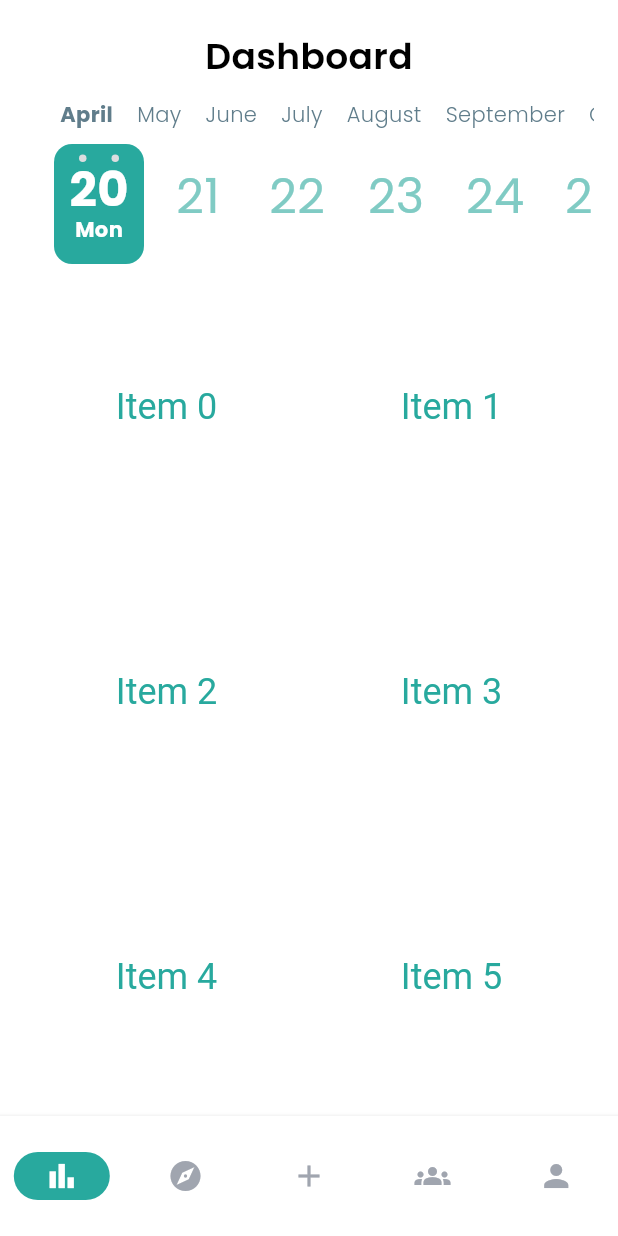
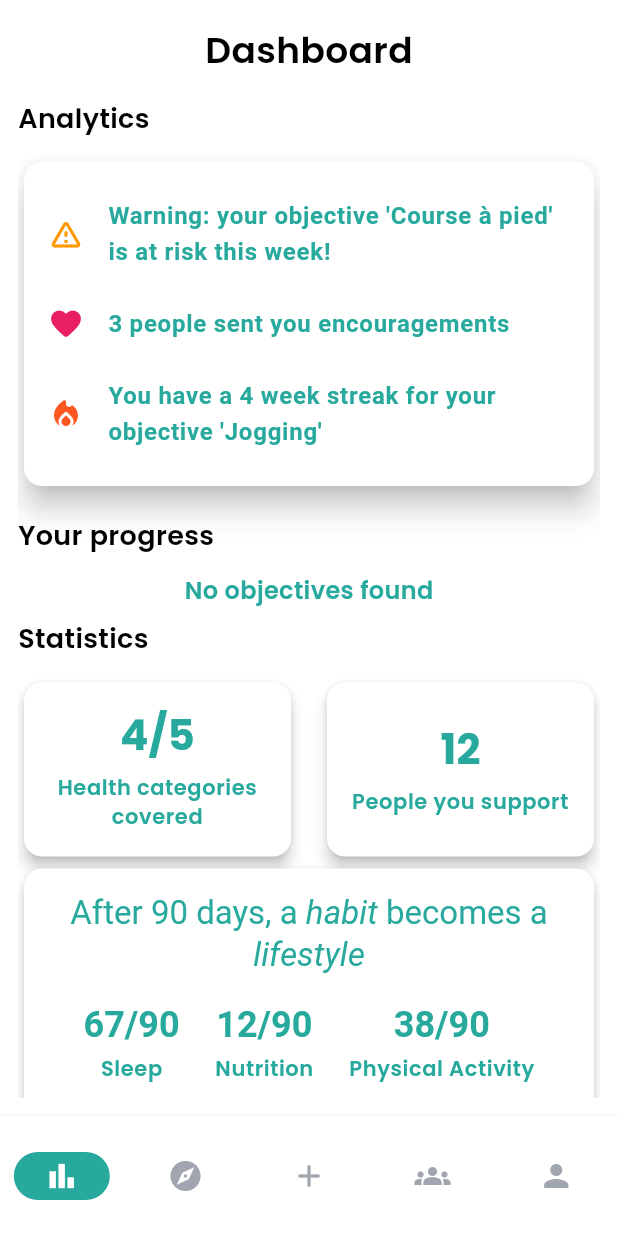
Before and after one commit to Davidferl/Ninety, a Flutter app: the screen it shows after launch, on a phone screen of 412 x 824 dp. Run offline on Flutter 3.47's test engine with Material 3 defaults, Android fonts, the phone set to English and light mode, and no system bars; drawn by our look-alikes of calendar_timeline; our stand-ins replace cloud_firestore, device_preview, dio, firebase_auth, firebase_core, firebase_messaging and 7 more; missing offline and left inert: animated_digit, flutter_boring_avatars; accounts and stored records are empty; generated files the repository leaves out were written again.

Commit message:
feat: dashboard page

```diff
--- a/lib/l10n/app_en.arb
+++ b/lib/l10n/app_en.arb
@@ -39,6 +39,24 @@
   "last_entry_days_ago": "Last entry {days} days ago",
   "title": "Title",
   "description": "Description",
+  "analytics": "Analytics",
+  "statistics": "Statistics",
   "your_progress": "Your progress",
-    "send": "Send"
+  "send": "Send",
+  "objective_at_risk": "Warning: your objective '{objective}' is at risk this week!",
+  "encouragement_received": "{count} people sent you encouragements",
+  "objective_streak": "You have a {weeks} week streak for your objective '{objective}'",
+  "demo_objective_jogging": "Jogging",
+  "stats_health_categories": "Health categories covered",
+  "stats_supporting_count": "People you support",
+  "stats_weekly_goals": "Weekly goals achieved",
+  "stats_habit_becomes_lifestyle_prefix": "After 90 days, a ",
+  "stats_habit": "habit",
+  "stats_habit_becomes_lifestyle_middle": " becomes a ",
+  "stats_lifestyle": "lifestyle",
+  "stats_sleep": "Sleep",
+  "stats_nutrition": "Nutrition",
+  "stats_physical": "Physical Activity",
+  "stats_balance": "Work/Life Balance",
+  "stats_social": "Social"
 }
--- a/lib/l10n/app_fr.arb
+++ b/lib/l10n/app_fr.arb
@@ -39,6 +39,24 @@
   "last_entry_days_ago": "Dernière entrée il y a {days} jours",
   "title": "Titre",
   "description": "Description",
+  "analytics": "Analytiques",
+  "statistics": "Statistiques",
   "your_progress": "Votre progression",
-  "send": "Envoyer"
+  "send": "Envoyer",
+  "objective_at_risk": "Attention : ton objectif '{objective}' est à risque cette semaine!",
+  "encouragement_received": "{count} personnes t'ont envoyé des encouragements",
+  "objective_streak": "Tu as une série de {weeks} semaines pour ton objectif '{objective}'",
+  "demo_objective_jogging": "Jogging",
+  "stats_health_categories": "Catégories santé couvertes",
+  "stats_supporting_count": "Personnes supportées",
+  "stats_weekly_goals": "Objectifs hebdomadaires atteints",
+  "stats_habit_becomes_lifestyle_prefix": "Après 90 jours, une ",
+  "stats_habit": "habitude",
+  "stats_habit_becomes_lifestyle_middle": " devient un ",
+  "stats_lifestyle": "mode de vie",
+  "stats_sleep": "Sommeil",
+  "stats_nutrition": "Alimentation",
+  "stats_physical": "Activité physique",
+  "stats_balance": "Équilibre travail/vie",
+  "stats_social": "Social"
 }
--- /dev/null
+++ b/lib/src/view/dashboard/analytics_section.dart
@@ -0,0 +1,67 @@
+import 'package:bonne_reponse/src/theme/colors.dart';
+import 'package:flutter/material.dart';
+import 'package:flutter_gen/gen_l10n/app_localizations.dart';
+
+class AnalyticsSection extends StatelessWidget {
+  const AnalyticsSection({super.key});
+  // warning : ton objectif xyz est à risque cette semaine
+  // x personnes t'ont envoyé des encouragements
+  // tu as un streak de x semaines pour ton objectif abc
+
+  @override
+  Widget build(BuildContext context) {
+    return Card(
+      elevation: 8,
+      shape: RoundedRectangleBorder(
+        borderRadius: BorderRadius.circular(12),
+      ),
+      clipBehavior: Clip.antiAlias,
+      child: Padding(
+        padding: const EdgeInsets.all(16.0),
+        child: Column(
+          crossAxisAlignment: CrossAxisAlignment.start,
+          children: [
+            ListTile(
+              leading:
+                  const Icon(Icons.warning_amber_rounded, color: Colors.orange),
+              title: Text(
+                AppLocalizations.of(context)!.objective_at_risk(
+                    "Course à pied" // TODO fetch one of user's objectives
+                    ),
+                style: Theme.of(context)
+                    .textTheme
+                    .bodyLarge!
+                    .copyWith(color: kcPrimary, fontWeight: FontWeight.bold),
+              ),
+              contentPadding: EdgeInsets.zero,
+            ),
+            ListTile(
+              leading: const Icon(Icons.favorite_rounded, color: Colors.pink),
+              title: Text(
+                AppLocalizations.of(context)!.encouragement_received(3),
+                style: Theme.of(context)
+                    .textTheme
+                    .bodyLarge!
+                    .copyWith(color: kcPrimary, fontWeight: FontWeight.bold),
+              ),
+              contentPadding: EdgeInsets.zero,
+            ),
+            ListTile(
+              leading: const Icon(Icons.local_fire_department_rounded,
+                  color: Colors.deepOrange),
+              title: Text(
+                AppLocalizations.of(context)!.objective_streak(
+                    AppLocalizations.of(context)!.demo_objective_jogging, 4),
+                style: Theme.of(context)
+                    .textTheme
+                    .bodyLarge!
+                    .copyWith(color: kcPrimary, fontWeight: FontWeight.bold),
+              ),
+              contentPadding: EdgeInsets.zero,
+            ),
+          ],
+        ),
+      ),
+    );
+  }
+}
--- a/lib/src/view/dashboard/dashboard.dart
+++ b/lib/src/view/dashboard/dashboard.dart
@@ -1,8 +1,11 @@
-import 'package:bonne_reponse/src/theme/colors.dart';
+import 'package:bonne_reponse/src/view/dashboard/analytics_section.dart';
+import 'package:bonne_reponse/src/view/dashboard/misc_stats_section.dart';
+import 'package:bonne_reponse/src/view/dashboard/objectives_progress.dart';
+import 'package:bonne_reponse/src/view/dashboard/statistics_section.dart';
 import 'package:bonne_reponse/src/view/widgets/section_name.dart';
+import 'package:bonne_reponse/src/view/widgets/subsection_name.dart';
 import 'package:flutter/material.dart';
 import 'package:flutter_hooks/flutter_hooks.dart';
-import 'package:calendar_timeline/calendar_timeline.dart';
 import 'package:flutter_gen/gen_l10n/app_localizations.dart';
 
 class Dashboard extends HookWidget {
@@ -11,40 +14,36 @@ class Dashboard extends HookWidget {
   @override
   Widget build(BuildContext context) {
     return SafeArea(
-        child: Padding(
-      padding: const EdgeInsets.all(16.0),
-      child: Column(
-        children: [
-          SectionName(name: AppLocalizations.of(context)!.dashboard),
-          CalendarTimeline(
-            initialDate: DateTime(2020, 4, 20),
-            firstDate: DateTime(2019, 1, 15),
-            lastDate: DateTime(2020, 11, 20),
-            onDateSelected: (date) => print(date),
-            leftMargin: 20,
-            monthColor: Colors.blueGrey,
-            dayColor: Colors.teal[200],
-            activeDayColor: Colors.white,
-            activeBackgroundDayColor: kcPrimary,
-            dotColor: kcDivider,
-            selectableDayPredicate: (date) => date.day != 23,
-            locale: 'en_ISO',
-          ),
-          Expanded(
-            child: GridView.count(
-              crossAxisCount: 2,
-              children: List.generate(6, (index) {
-                return Center(
-                  child: Text(
-                    'Item $index',
-                    style: Theme.of(context).textTheme.headlineSmall,
-                  ),
-                );
-              }),
+      child: Padding(
+        padding: const EdgeInsets.all(12.0),
+        child: Column(
+          crossAxisAlignment: CrossAxisAlignment.start,
+          children: [
+            SectionName(name: AppLocalizations.of(context)!.dashboard),
+            Expanded(
+              child: SingleChildScrollView(
+                child: Column(
+                  crossAxisAlignment: CrossAxisAlignment.start,
+                  children: [
+                    SubsectionName(
+                        name: AppLocalizations.of(context)!.analytics),
+                    const AnalyticsSection(),
+                    const SizedBox(height: 12),
+                    SubsectionName(
+                        name: AppLocalizations.of(context)!.your_progress),
+                    const ObjectivesProgress(),
+                    const SizedBox(height: 4),
+                    SubsectionName(
+                        name: AppLocalizations.of(context)!.statistics),
+                    const MiscStatsSection(),
+                    const CategoriesStatsSection(),
+                  ],
+                ),
+              ),
             ),
-          )
-        ],
+          ],
+        ),
       ),
-    ));
+    );
   }
 }
--- /dev/null
+++ b/lib/src/view/dashboard/misc_stats_section.dart
@@ -0,0 +1,68 @@
+import 'package:flutter/material.dart';
+import 'package:flutter_gen/gen_l10n/app_localizations.dart';
+
+class MiscStatsSection extends StatelessWidget {
+  const MiscStatsSection({super.key});
+
+  @override
+  Widget build(BuildContext context) {
+    return GridView.count(
+      shrinkWrap: true,
+      physics: const NeverScrollableScrollPhysics(),
+      crossAxisCount: 2,
+      mainAxisSpacing: 16.0,
+      crossAxisSpacing: 16.0,
+      childAspectRatio: 1.5,
+      children: [
+        _StatCard(
+          title: AppLocalizations.of(context)!.stats_health_categories,
+          value: "4/5",
+        ),
+        _StatCard(
+          title: AppLocalizations.of(context)!.stats_supporting_count,
+          value: "12",
+        ),
+      ],
+    );
+  }
+}
+
+class _StatCard extends StatelessWidget {
+  final String title;
+  final String value;
+
+  const _StatCard({
+    required this.title,
+    required this.value,
+  });
+
+  @override
+  Widget build(BuildContext context) {
+    return Card(
+      elevation: 4,
+      shape: RoundedRectangleBorder(
+        borderRadius: BorderRadius.circular(12),
+      ),
+      child: Padding(
+        padding: const EdgeInsets.all(12.0),
+        child: Column(
+          mainAxisAlignment: MainAxisAlignment.center,
+          children: [
+            Text(
+              value,
+              style: Theme.of(context).textTheme.headlineMedium?.copyWith(
+                    fontWeight: FontWeight.bold,
+                  ),
+            ),
+            const SizedBox(height: 8),
+            Text(
+              title,
+              style: Theme.of(context).textTheme.bodySmall,
+              textAlign: TextAlign.center,
+            ),
+          ],
+        ),
+      ),
+    );
+  }
+}
--- /dev/null
+++ b/lib/src/view/dashboard/objectives_progress.dart
@@ -0,0 +1,102 @@
+import 'package:flutter/material.dart';
+import 'package:flutter_hooks/flutter_hooks.dart';
+import 'package:bonne_reponse/injection_container.dart';
+import 'package:bonne_reponse/src/group/application/group_service.dart';
+import 'package:bonne_reponse/src/group/domain/objective.dart';
+import 'package:bonne_reponse/src/view/widgets/objective_progress_bar.dart';
+import 'package:flutter_gen/gen_l10n/app_localizations.dart';
+
+class ObjectivesProgress extends HookWidget {
+  const ObjectivesProgress({super.key});
+
+  @override
+  Widget build(BuildContext context) {
+    final objectives = useState<List<MapEntry<String, Objective>>>([]);
+    final isLoading = useState<bool>(true);
+    final error = useState<String?>(null);
+
+    final groupService = locator<GroupService>();
+
+    useEffect(() {
+      Future<void> fetchObjectives() async {
+        try {
+          final fetchedObjectives = await groupService.getObjectives();
+          objectives.value = fetchedObjectives;
+        } catch (e) {
+          error.value = AppLocalizations.of(context)!.unknown_error;
+        } finally {
+          isLoading.value = false;
+        }
+      }
+
+      fetchObjectives();
+      return null;
+    }, []);
+
+    if (isLoading.value) {
+      return const Center(child: CircularProgressIndicator());
+    }
+
+    if (error.value != null) {
+      return Center(
+        child: Column(
+          mainAxisAlignment: MainAxisAlignment.center,
+          children: [
+            Icon(Icons.error_outline,
+                color: Theme.of(context).colorScheme.error),
+            const SizedBox(height: 8),
+            Text(error.value!),
+          ],
+        ),
+      );
+    }
+
+    if (objectives.value.isEmpty) {
+      return Center(
+        child: Text(AppLocalizations.of(context)!.no_objectives_found),
+      );
+    }
+
+    // Replace ListView with a Column wrapped in a SingleChildScrollView
+    return Column(
+      crossAxisAlignment: CrossAxisAlignment.start,
+      children: [
+        ...objectives.value.map((objective) => Padding(
+              padding: const EdgeInsets.only(bottom: 16.0),
+              child: Column(
+                crossAxisAlignment: CrossAxisAlignment.start,
+                children: [
+                  Row(
+                    children: [
+                      if (objective.key.isNotEmpty)
+                        ClipRRect(
+                          borderRadius: BorderRadius.circular(8),
+                          child: Image.network(
+                            objective.key,
+                            height: 40,
+                            width: 40,
+                            fit: BoxFit.cover,
+                          ),
+                        ),
+                      const SizedBox(width: 8),
+                      Expanded(
+                        child: Text(
+                          objective.value.title,
+                          style: Theme.of(context).textTheme.titleSmall,
+                        ),
+                      ),
+                    ],
+                  ),
+                  const SizedBox(height: 8),
+                  ObjectiveProgressBar(
+                    objective: objective.value,
+                    additionalProgress: 0,
+                    height: 15,
+                  ),
+                ],
+              ),
+            )),
+      ],
+    );
+  }
+}
--- /dev/null
+++ b/lib/src/view/dashboard/statistics_section.dart
@@ -0,0 +1,122 @@
+import 'package:flutter/material.dart';
+import 'package:flutter_gen/gen_l10n/app_localizations.dart';
+
+class CategoriesStatsSection extends StatelessWidget {
+  const CategoriesStatsSection({super.key});
+
+  @override
+  Widget build(BuildContext context) {
+    return Card(
+      elevation: 4,
+      shape: RoundedRectangleBorder(
+        borderRadius: BorderRadius.circular(12),
+      ),
+      child: Padding(
+        padding: const EdgeInsets.all(16.0),
+        child: Column(
+          crossAxisAlignment: CrossAxisAlignment.start,
+          children: [
+            Center(
+              child: RichText(
+                text: TextSpan(
+                  text: AppLocalizations.of(context)!
+                      .stats_habit_becomes_lifestyle_prefix,
+                  style: Theme.of(context).textTheme.titleLarge,
+                  children: [
+                    TextSpan(
+                      text: AppLocalizations.of(context)!.stats_habit,
+                      style: Theme.of(context)
+                          .textTheme
+                          .titleLarge
+                          ?.copyWith(fontStyle: FontStyle.italic),
+                    ),
+                    TextSpan(
+                      text: AppLocalizations.of(context)!
+                          .stats_habit_becomes_lifestyle_middle,
+                    ),
+                    TextSpan(
+                      text: AppLocalizations.of(context)!.stats_lifestyle,
+                      style: Theme.of(context)
+                          .textTheme
+                          .titleLarge
+                          ?.copyWith(fontStyle: FontStyle.italic),
+                    ),
+                  ],
+                ),
+                textAlign: TextAlign.center,
+              ),
+            ),
+
+            const SizedBox(height: 16),
+
+            // Ratios and categories in rows
+            Column(
+              children: [
+                Row(
+                  mainAxisAlignment: MainAxisAlignment.spaceEvenly,
+                  children: [
+                    _CategoryProgress(
+                      ratio: "67/90",
+                      category: AppLocalizations.of(context)!.stats_sleep,
+                    ),
+                    _CategoryProgress(
+                      ratio: "12/90",
+                      category: AppLocalizations.of(context)!.stats_nutrition,
+                    ),
+                    _CategoryProgress(
+                      ratio: "38/90",
+                      category: AppLocalizations.of(context)!.stats_physical,
+                    ),
+                  ],
+                ),
+                const SizedBox(height: 16),
+                Row(
+                  mainAxisAlignment: MainAxisAlignment.spaceEvenly,
+                  children: [
+                    _CategoryProgress(
+                      ratio: "28/90",
+                      category: AppLocalizations.of(context)!.stats_balance,
+                    ),
+                    _CategoryProgress(
+                      ratio: "0/90",
+                      category: AppLocalizations.of(context)!.stats_social,
+                    ),
+                  ],
+                ),
+              ],
+            ),
+          ],
+        ),
+      ),
+    );
+  }
+}
+
+class _CategoryProgress extends StatelessWidget {
+  final String ratio;
+  final String category;
+
+  const _CategoryProgress({
+    required this.ratio,
+    required this.category,
+  });
+
+  @override
+  Widget build(BuildContext context) {
+    return Column(
+      children: [
+        Text(
+          ratio,
+          style: Theme.of(context).textTheme.headlineSmall?.copyWith(
+                fontWeight: FontWeight.bold,
+              ),
+        ),
+        const SizedBox(height: 4),
+        Text(
+          category,
+          style: Theme.of(context).textTheme.bodySmall,
+        ),
+      ],
+    );
+  }
+}
--- /dev/null
+++ b/lib/src/view/widgets/subsection_name.dart
@@ -0,0 +1,21 @@
+import 'package:flutter/material.dart';
+
+class SubsectionName extends StatelessWidget {
+  final String name;
+
+  const SubsectionName({super.key, required this.name});
+
+  @override
+  Widget build(BuildContext context) {
+    return Align(
+      alignment: Alignment.centerLeft,
+      child: Padding(
+        padding: const EdgeInsets.fromLTRB(0, 4.0, 0, 12.0),
+        child: Text(
+          name,
+          style: const TextStyle(color: Colors.black, fontSize: 18),
+        ),
+      ),
+    );
+  }
+}
```
Lines whose indentation alone changed are shown as unchanged.
